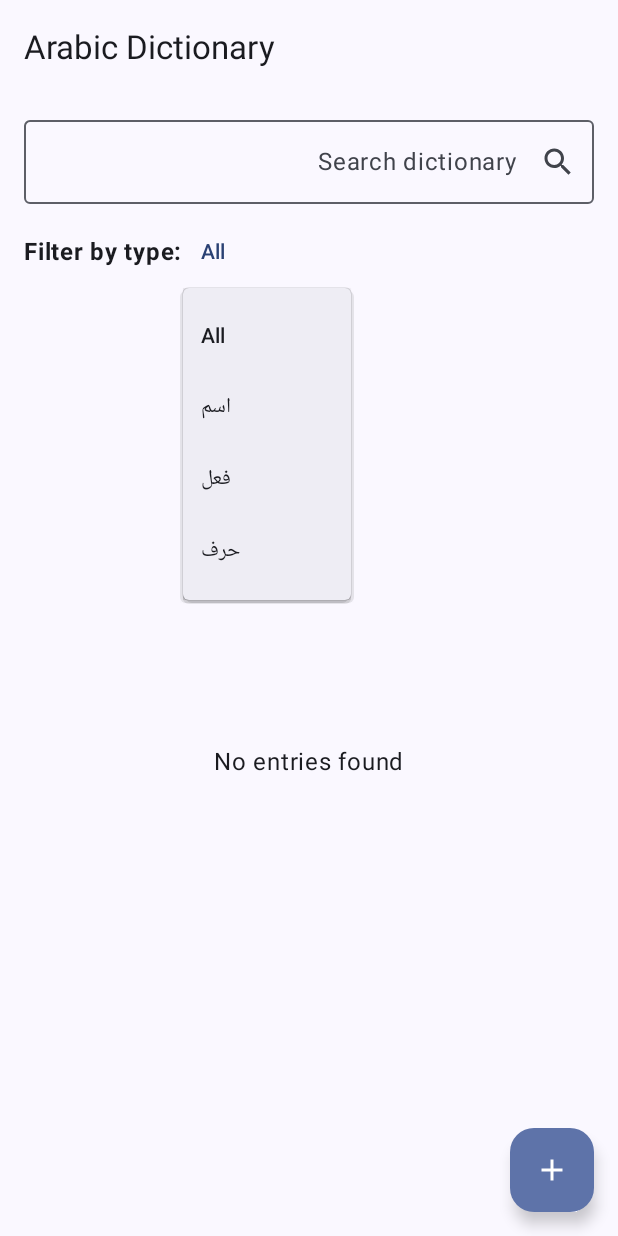
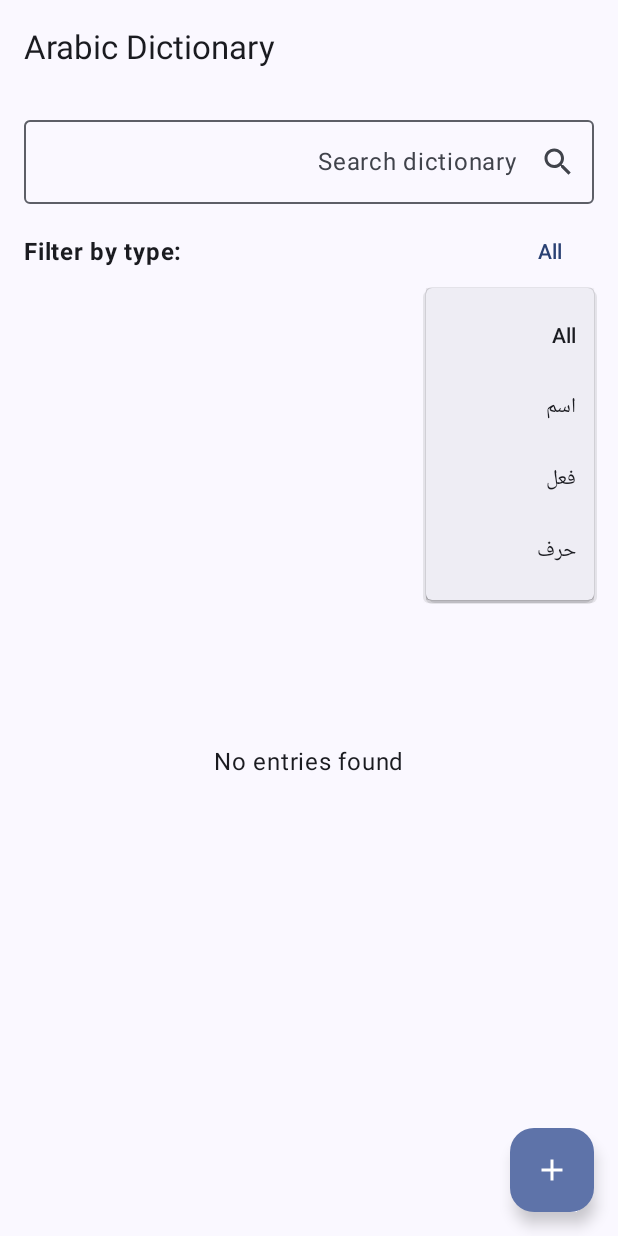
Before and after one commit to mdsadiqueinam/Qamus, an Android app built with Jetpack Compose: the screen it shows after launch (MainActivity), after a tap on "All", on a phone screen of 412 x 824 dp. Run offline under Robolectric (Android 15) with nearby library versions, the phone set to English and light mode, and no system bars; our stand-ins replace Room's generated code.

Commit message:
feat: enhance word type filter in DictionaryScreen
This commit improves the word type filter functionality within the `DictionaryScreen`.

-   **DictionaryScreen.kt**:
    - Added `horizontalArrangement = Arrangement.Absolute.SpaceBetween` to the filter row for better layout.
    - Modified dropdown menu items to align text to the Right using `textAlign = TextAlign.Right`.
    - Added text alignment to right for word type All.
    - Removed unnecessary  `Modifier.fillMaxWidth()` from text inside `DropdownMenuItem`.
    - Removed unnecessary `Spacer`.

```diff
--- a/app/src/main/java/io/github/mdsadiqueinam/qamus/ui/screen/DictionaryScreen.kt
+++ b/app/src/main/java/io/github/mdsadiqueinam/qamus/ui/screen/DictionaryScreen.kt
@@ -176,18 +176,17 @@ fun FilterByType(
 
     Row(
         modifier = modifier,
-        verticalAlignment = Alignment.CenterVertically
+        verticalAlignment = Alignment.CenterVertically,
+        horizontalArrangement = Arrangement.Absolute.SpaceBetween
     ) {
         Text(
             text = "Filter by type:",
-            fontWeight = FontWeight.Bold
+            fontWeight = FontWeight.Bold,
         )
-        Spacer(modifier = Modifier.weight(1f))
         Box {
             TextButton(onClick = { expanded = true }) {
                 Text(
                     text = selectedType?.let { WordType.toArabic(it) } ?: "All",
-                    modifier = Modifier.fillMaxWidth()
                 )
             }
             DropdownMenu(
@@ -198,7 +197,8 @@ fun FilterByType(
                     text = {
                         Text(
                             text = "All",
-                            modifier = Modifier.fillMaxWidth()
+                            modifier = Modifier.fillMaxWidth(),
+                            textAlign = TextAlign.Right
                         )
                     },
                     onClick = {
@@ -211,7 +211,8 @@ fun FilterByType(
                         text = {
                             Text(
                                 text = WordType.toArabic(type),
-                                modifier = Modifier.fillMaxWidth()
+                                modifier = Modifier.fillMaxWidth(),
+                                textAlign = TextAlign.Right
                             )
                         },
                         onClick = {
```
